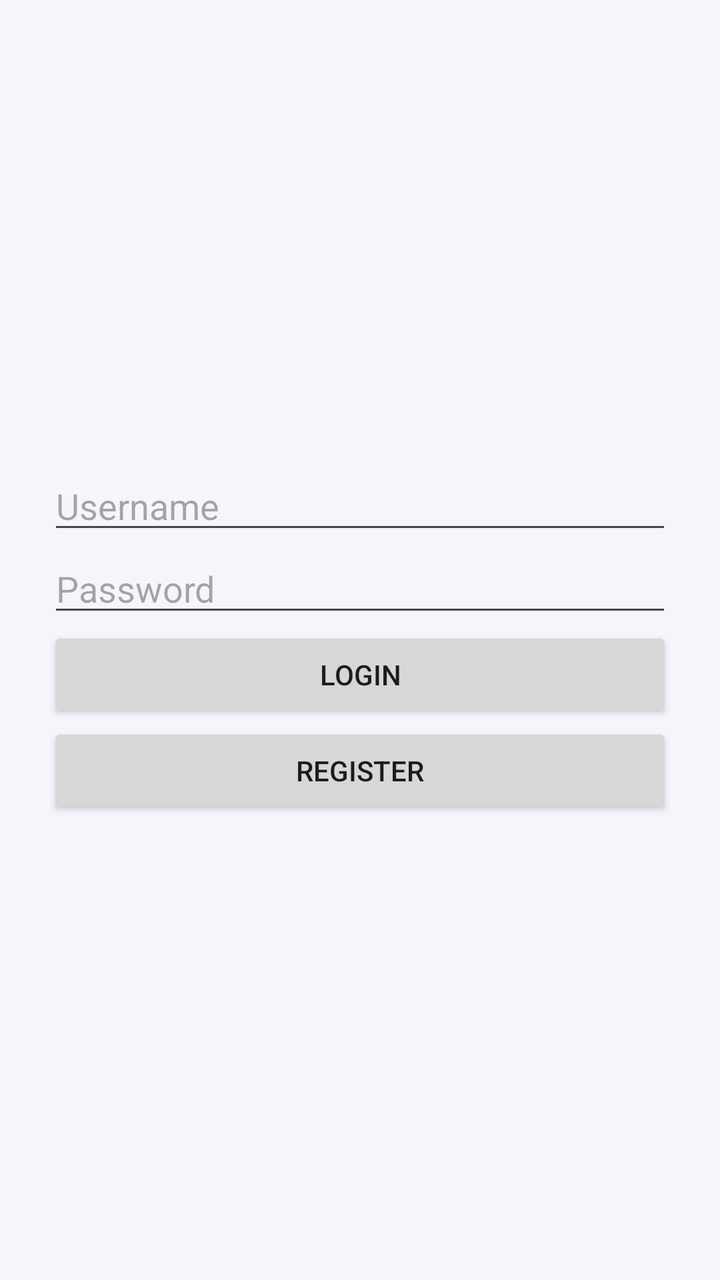
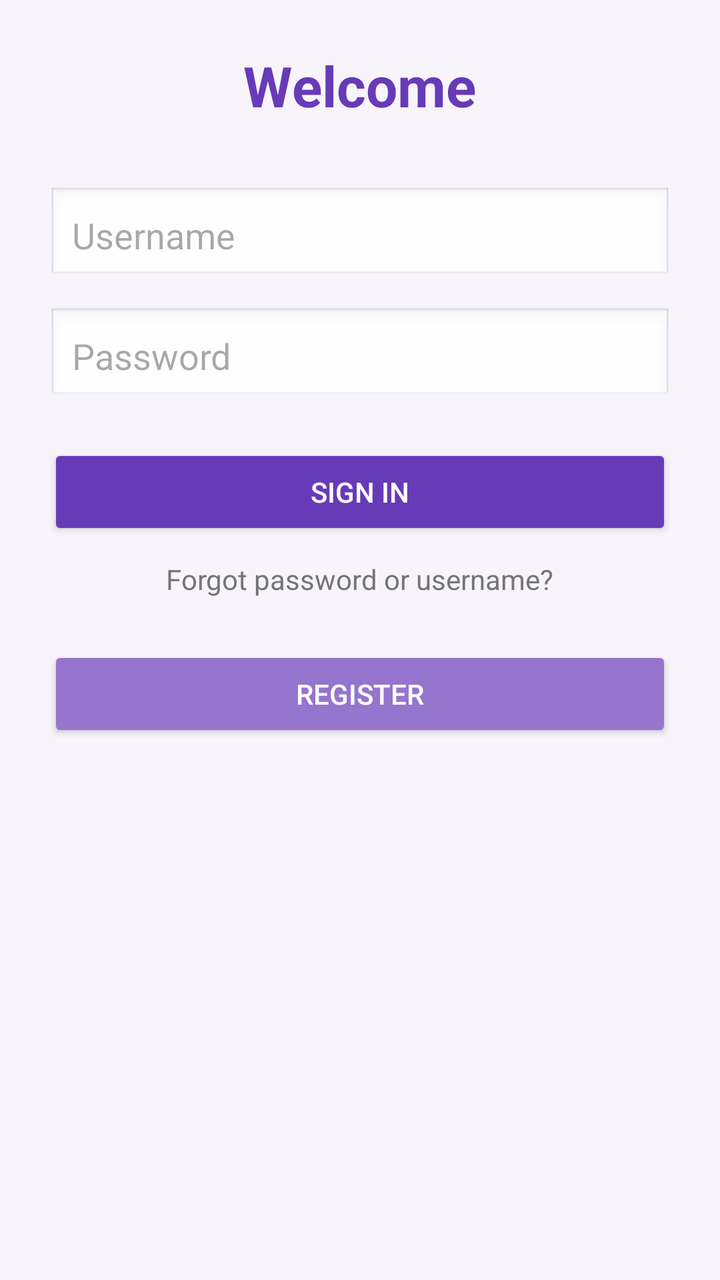

Screens rendered from an Android XML layout before and after an edit, with the pre-edit source and the edit as a unified diff.
<!-- AndroidManifest.xml: application theme Theme.LoginAndRegister -->
<!-- res/layout/activity_login.xml -->
<?xml version="1.0" encoding="utf-8"?>
<LinearLayout xmlns:android="http://schemas.android.com/apk/res/android"
    android:layout_width="match_parent"
    android:layout_height="match_parent"
    android:orientation="vertical"
    android:gravity="center"
    android:padding="24dp"
    android:background="#F8F4FC">

    <EditText
        android:id="@+id/etUsername"
        android:layout_width="match_parent"
        android:layout_height="wrap_content"
        android:hint="Username" />

    <EditText
        android:id="@+id/etPassword"
        android:layout_width="match_parent"
        android:layout_height="wrap_content"
        android:hint="Password"
        android:inputType="textPassword" />

    <Button
        android:id="@+id/btnLogin"
        android:layout_width="match_parent"
        android:layout_height="wrap_content"
        android:text="Login" />

    <Button
        android:id="@+id/btnGoRegister"
        android:layout_width="match_parent"
        android:layout_height="wrap_content"
        android:text="Register" />
</LinearLayout>
<!-- resources referenced by this layout -->
<resources>
  <style name="Theme.LoginAndRegister" parent="Base.Theme.LoginAndRegister" />
  <style name="Base.Theme.LoginAndRegister" parent="Theme.Material3.DayNight.NoActionBar">
          
          
      </style>
</resources>

<!-- the commit's change to res/layout/activity_login.xml (unified diff, before → after) -->
@@ -3,32 +3,66 @@
     android:layout_width="match_parent"
     android:layout_height="match_parent"
     android:orientation="vertical"
-    android:gravity="center"
+    android:gravity="center_horizontal"
     android:padding="24dp"
     android:background="#F8F4FC">
+
+    
+    <TextView
+        android:id="@+id/tvWelcome"
+        android:layout_width="wrap_content"
+        android:layout_height="wrap_content"
+        android:text="Welcome"
+        android:textSize="28sp"
+        android:textStyle="bold"
+        android:textColor="#673AB7"
+        android:layout_marginBottom="32dp" />
 
     <EditText
         android:id="@+id/etUsername"
         android:layout_width="match_parent"
         android:layout_height="wrap_content"
-        android:hint="Username" />
+        android:hint="Username"
+        android:inputType="textPersonName"
+        android:background="@android:drawable/edit_text"
+        android:padding="12dp"
+        android:layout_marginBottom="12dp" />
 
     <EditText
         android:id="@+id/etPassword"
         android:layout_width="match_parent"
         android:layout_height="wrap_content"
         android:hint="Password"
-        android:inputType="textPassword" />
+        android:inputType="textPassword"
+        android:background="@android:drawable/edit_text"
+        android:padding="12dp"
+        android:layout_marginBottom="20dp" />
 
     <Button
         android:id="@+id/btnLogin"
         android:layout_width="match_parent"
         android:layout_height="wrap_content"
-        android:text="Login" />
+        android:text="Sign In"
+        android:backgroundTint="#673AB7"
+        android:textColor="@android:color/white"
+        android:layout_marginBottom="10dp" />
+
+    
+    <TextView
+        android:id="@+id/tvForgot"
+        android:layout_width="wrap_content"
+        android:layout_height="wrap_content"
+        android:text="Forgot password or username?"
+        android:textSize="14sp"
+        android:textColor="#757575"
+        android:layout_marginBottom="24dp" />
 
     <Button
         android:id="@+id/btnGoRegister"
         android:layout_width="match_parent"
         android:layout_height="wrap_content"
-        android:text="Register" />
+        android:text="Register"
+        android:backgroundTint="#9575CD"
+        android:textColor="@android:color/white" />
+
 </LinearLayout>
